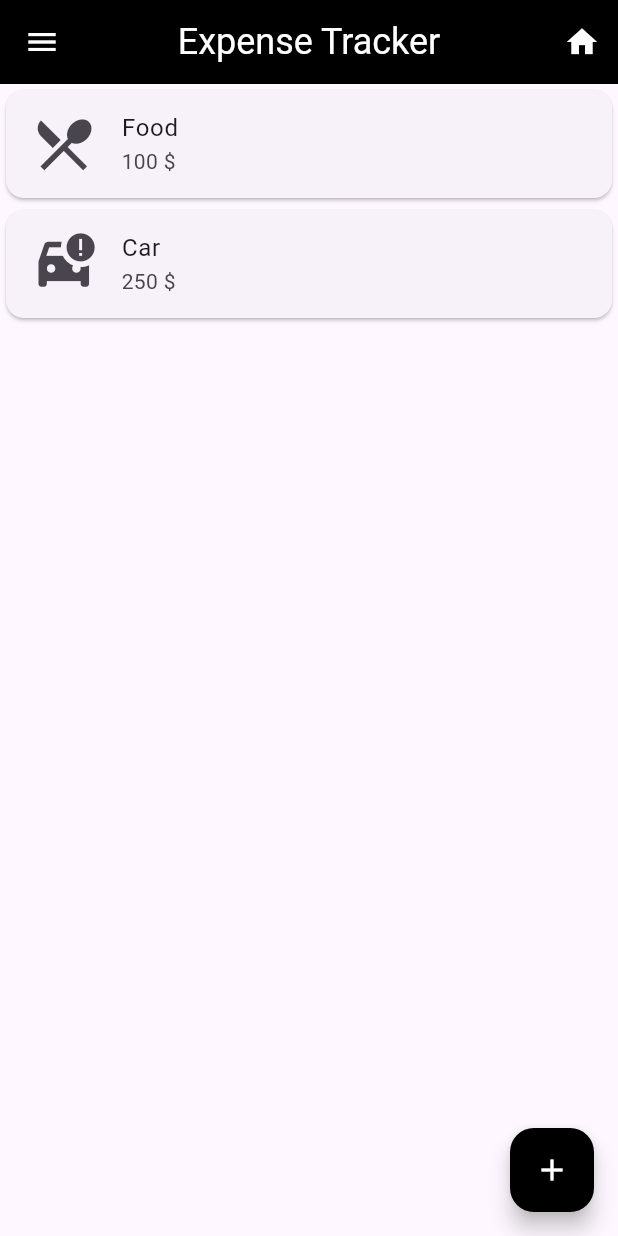
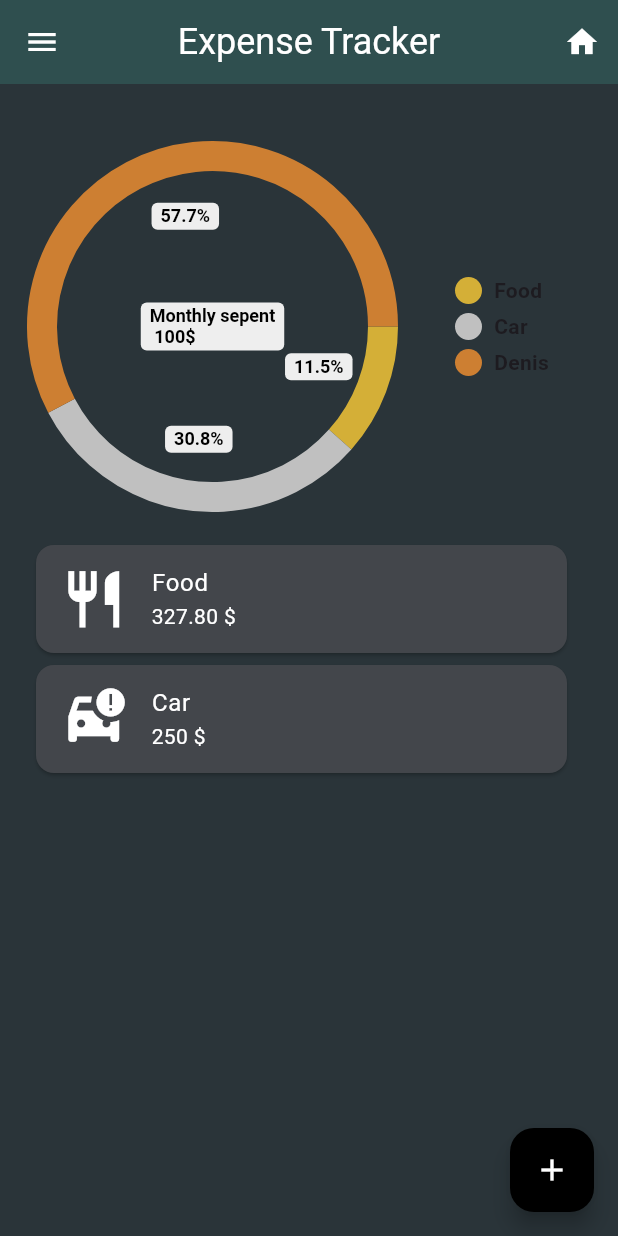
Before and after one commit to avi-kaufman/expense_tracker, a Flutter app: the screen it shows after launch, on a phone screen of 412 x 824 dp. Run offline on Flutter 3.47's test engine with Material 3 defaults, Android fonts, the light colour scheme and no system bars; drawn by our look-alikes of pie_chart.

Commit message:
added pie chart to home screen and change style and colors

```diff
--- a/frontend/flutter_front/lib/main.dart
+++ b/frontend/flutter_front/lib/main.dart
@@ -1,4 +1,5 @@
 import 'package:flutter/material.dart';
+import 'package:pie_chart/pie_chart.dart';
 
 void main() {
   runApp(ExpenseTrackerApp());
@@ -7,10 +8,13 @@ void main() {
 class ExpenseTrackerApp extends StatelessWidget {
   @override
   Widget build(BuildContext context) {
+    Color appBarColor = const Color.fromRGBO(15, 15, 15, 1);
+
     return MaterialApp(
       home: Scaffold(
+          backgroundColor: Color(0XFF2A3439),
           appBar: AppBar(
-            backgroundColor: Colors.black,
+            backgroundColor: const Color(0XFF2F4F4F),
             centerTitle: true,
             title: const Text(
               'Expense Tracker',
@@ -39,7 +43,7 @@ class ExpenseTrackerApp extends StatelessWidget {
             onPressed: () {},
             child: const Icon(Icons.add),
           ),
-          body: HomeScreen()),
+          body: const HomeScreen()),
       debugShowCheckedModeBanner: false,
     );
   }
@@ -50,34 +54,76 @@ class HomeScreen extends StatelessWidget {
 
   @override
   Widget build(BuildContext context) {
-    return const Column(
+    return Container(
+        margin: const EdgeInsets.fromLTRB(20, 20, 30, 0),
+        child: const Column(
           crossAxisAlignment: CrossAxisAlignment.center,
           children: <Widget>[
+            SizedBox(height: 20),
+            PieChart(
+              centerText: 'Monthly sepent\n 100\$',
+              dataMap: {'Food': 3, 'Car': 8, 'Denis': 15},
+              chartType: ChartType.ring,
+              colorList: [
+                Color(0XFFD4AF37),
+                Color(0XFFC0C0C0),
+                Color(0XFFCD7F32),
+                Color(0XFF333333),
+                Color(0XFF4682B4)
+              ],
+              chartValuesOptions: ChartValuesOptions(
+                showChartValuesInPercentage: true,
+              ),
+              // totalValue: 50.0,
+            ),
+            SizedBox(height: 20),
             Card(
+              color: Color(0XFF43464B),
               child: Column(
                 mainAxisSize: MainAxisSize.min,
                 children: <Widget>[
                   ListTile(
-                leading: Icon(Icons.restaurant_menu, size: 45),
-                title: Text('Food'),
-                subtitle: Text('100 \$'),
+                    leading: Icon(
+                      Icons.restaurant_sharp,
+                      size: 45,
+                      color: Colors.white,
+                    ),
+                    title: Text(
+                      'Food',
+                      style: TextStyle(color: Colors.white),
+                    ),
+                    subtitle: Text(
+                      '327.80 \$',
+                      style: TextStyle(color: Colors.white),
+                    ),
                   ),
                 ],
               ),
             ),
             Card(
+              color: Color(0XFF43464B),
               child: Column(
                 mainAxisSize: MainAxisSize.min,
                 children: <Widget>[
                   ListTile(
-                leading: Icon(Icons.car_crash, size: 45),
-                title: Text('Car'),
-                subtitle: Text('250 \$'),
+                    leading: Icon(
+                      Icons.car_crash,
+                      size: 45,
+                      color: Colors.white,
+                    ),
+                    title: Text(
+                      'Car',
+                      style: TextStyle(color: Colors.white),
+                    ),
+                    subtitle: Text(
+                      '250 \$',
+                      style: TextStyle(color: Colors.white),
+                    ),
                   ),
                 ],
               ),
             )
           ],
-    );
+        ));
   }
 }
```
Lines whose indentation alone changed are shown as unchanged.
